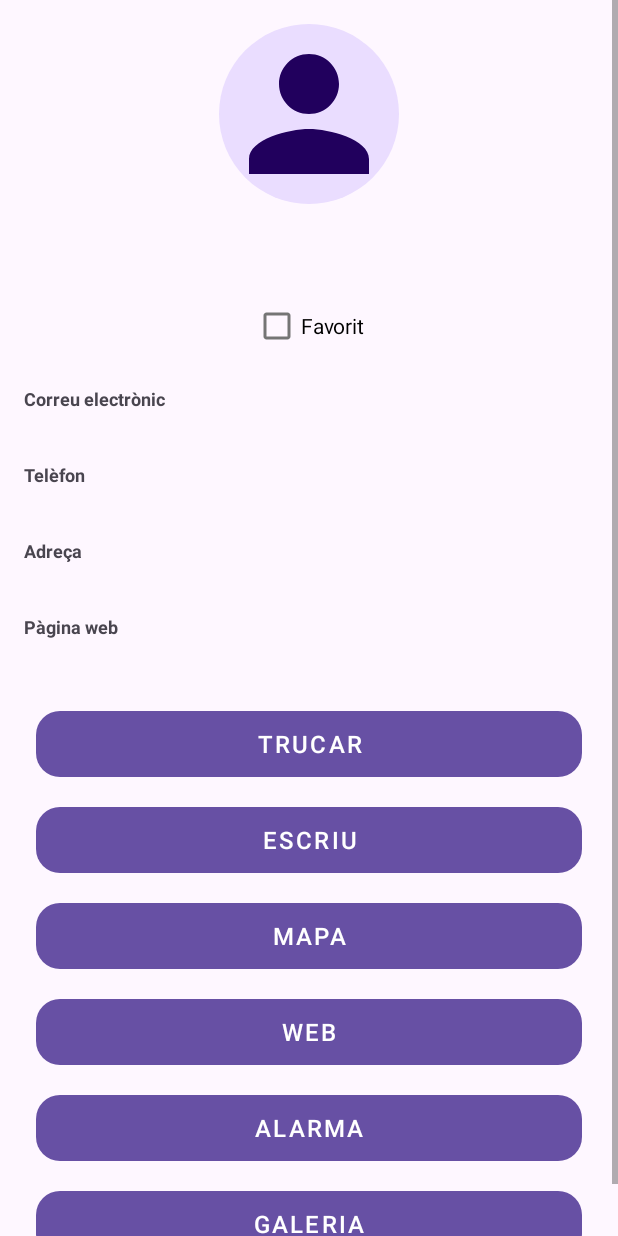
After one commit to maga369/DAM2B-1C-Gallego-Portero, an Android app: the ContacteDetallActivity screen opened directly, with no data from a screen before it, on a phone screen of 412 x 824 dp. The commit adds this screen. Run offline under Robolectric (Android 15) with nearby library versions, the phone set to English and light mode, and no system bars; pictures from the network do not load; 1 statement that could not run was skipped.

Commit message:
Implementada llista, cerca, notificacions i pantalla de detall

```diff
--- a/app/src/main/AndroidManifest.xml
+++ b/app/src/main/AndroidManifest.xml
@@ -26,12 +26,16 @@
             </intent-filter>
         </activity>
 
+
         <!--
             TODO 7: declara aquí la pantalla de detall (ContacteDetallActivity).
             Recorda: una pantalla que només s'obre des de l'app NO ha de ser
             exportable: android:exported="false".
         -->
 
+        <activity
+            android:name=".ContacteDetallActivity"
+            android:exported="false" />
     </application>
 
 </manifest>
--- /dev/null
+++ b/app/src/main/res/layout/activity_detall.xml
@@ -0,0 +1,142 @@
+<?xml version="1.0" encoding="utf-8"?>
+<ScrollView xmlns:android="http://schemas.android.com/apk/res/android"
+    android:id="@+id/arrelDetall"
+    android:layout_width="match_parent"
+    android:layout_height="match_parent"
+    android:background="@color/background"
+    android:clipToPadding="false">
+
+    <LinearLayout
+        android:layout_width="match_parent"
+        android:layout_height="wrap_content"
+        android:orientation="vertical"
+        android:padding="16dp">
+
+        <ImageView
+            android:id="@+id/ivFoto"
+            android:layout_width="120dp"
+            android:layout_height="120dp"
+            android:layout_gravity="center_horizontal"
+            android:layout_marginBottom="16dp"
+            android:background="@drawable/bg_monograma"
+            android:contentDescription="@string/desc_foto"
+            android:scaleType="centerCrop"
+            android:src="@drawable/ic_contacte" />
+
+        <TextView
+            android:id="@+id/tvNom"
+            style="@style/TextTitol"
+            android:layout_width="match_parent"
+            android:layout_height="wrap_content"
+            android:layout_marginBottom="12dp"
+            android:gravity="center" />
+
+        <CheckBox
+            android:id="@+id/chkFavorit"
+            android:layout_width="wrap_content"
+            android:layout_height="wrap_content"
+            android:layout_gravity="center_horizontal"
+            android:layout_marginBottom="16dp"
+            android:text="@string/lbl_favorit" />
+
+        <TextView
+            android:layout_width="match_parent"
+            android:layout_height="wrap_content"
+            android:text="@string/lbl_email"
+            android:textColor="@color/text_secondary"
+            android:textSize="12sp"
+            android:textStyle="bold" />
+
+        <TextView
+            android:id="@+id/tvEmail"
+            android:layout_width="match_parent"
+            android:layout_height="wrap_content"
+            android:layout_marginBottom="12dp"
+            android:textColor="?android:attr/textColorPrimary"
+            android:textSize="16sp" />
+
+        <TextView
+            android:layout_width="match_parent"
+            android:layout_height="wrap_content"
+            android:text="@string/lbl_telefon"
+            android:textColor="@color/text_secondary"
+            android:textSize="12sp"
+            android:textStyle="bold" />
+
+        <TextView
+            android:id="@+id/tvTelefon"
+            android:layout_width="match_parent"
+            android:layout_height="wrap_content"
+            android:layout_marginBottom="12dp"
+            android:textColor="?android:attr/textColorPrimary"
+            android:textSize="16sp" />
+
+        <TextView
+            android:layout_width="match_parent"
+            android:layout_height="wrap_content"
+            android:text="@string/lbl_adreca"
+            android:textColor="@color/text_secondary"
+            android:textSize="12sp"
+            android:textStyle="bold" />
+
+        <TextView
+            android:id="@+id/tvAdreca"
+            android:layout_width="match_parent"
+            android:layout_height="wrap_content"
+            android:layout_marginBottom="12dp"
+            android:textColor="?android:attr/textColorPrimary"
+            android:textSize="16sp" />
+
+        <TextView
+            android:layout_width="match_parent"
+            android:layout_height="wrap_content"
+            android:text="@string/lbl_web"
+            android:textColor="@color/text_secondary"
+            android:textSize="12sp"
+            android:textStyle="bold" />
+
+        <TextView
+            android:id="@+id/tvWeb"
+            android:layout_width="match_parent"
+            android:layout_height="wrap_content"
+            android:layout_marginBottom="20dp"
+            android:textColor="?android:attr/textColorPrimary"
+            android:textSize="16sp" />
+
+        <Button
+            android:id="@+id/btnTrucar"
+            style="@style/BotoContactes.Boto.Primary"
+            android:layout_marginBottom="8dp"
+            android:text="@string/btn_trucar" />
+
+        <Button
+            android:id="@+id/btnCorreu"
+            style="@style/BotoContactes.Boto.Primary"
+            android:layout_marginBottom="8dp"
+            android:text="@string/btn_correu" />
+
+        <Button
+            android:id="@+id/btnMapa"
+            style="@style/BotoContactes.Boto.Primary"
+            android:layout_marginBottom="8dp"
+            android:text="@string/btn_mapa" />
+
+        <Button
+            android:id="@+id/btnWeb"
+            style="@style/BotoContactes.Boto.Primary"
+            android:layout_marginBottom="8dp"
+            android:text="@string/btn_web" />
+
+        <Button
+            android:id="@+id/btnAlarma"
+            style="@style/BotoContactes.Boto.Primary"
+            android:layout_marginBottom="8dp"
+            android:text="@string/btn_alarma" />
+
+        <Button
+            android:id="@+id/btnGaleria"
+            style="@style/BotoContactes.Boto.Primary"
+            android:text="@string/btn_galeria" />
+
+    </LinearLayout>
+</ScrollView>
```
Also changed, not shown: app/src/main/java/cat/institut/dam/contactes/ContacteDetallActivity.kt (added, +185 -0 lines), app/src/main/java/cat/institut/dam/contactes/MainActivity.kt (+102 -41 lines), app/src/main/java/cat/institut/dam/contactes/Notificacions.kt (added, +52 -0 lines).
